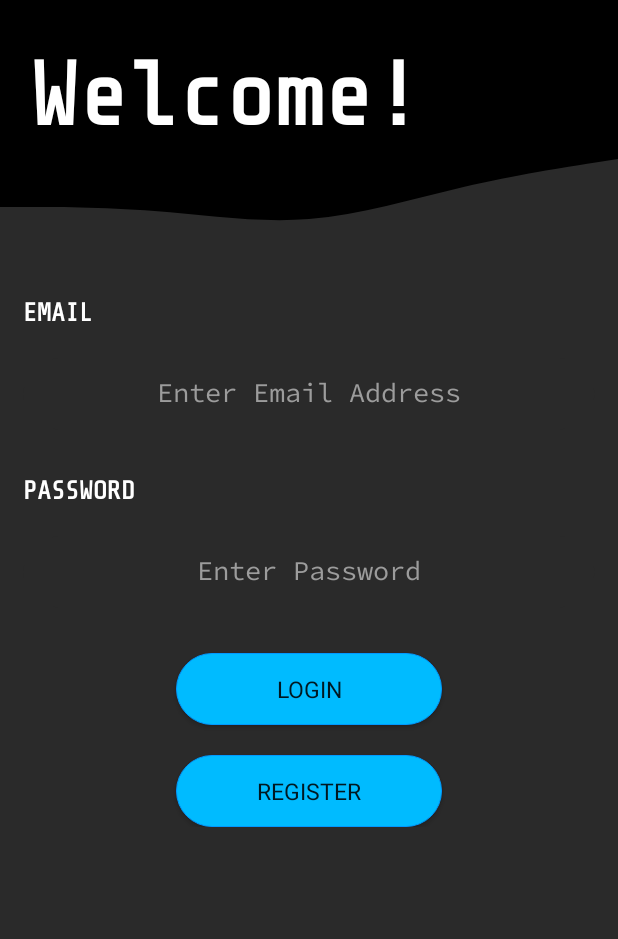
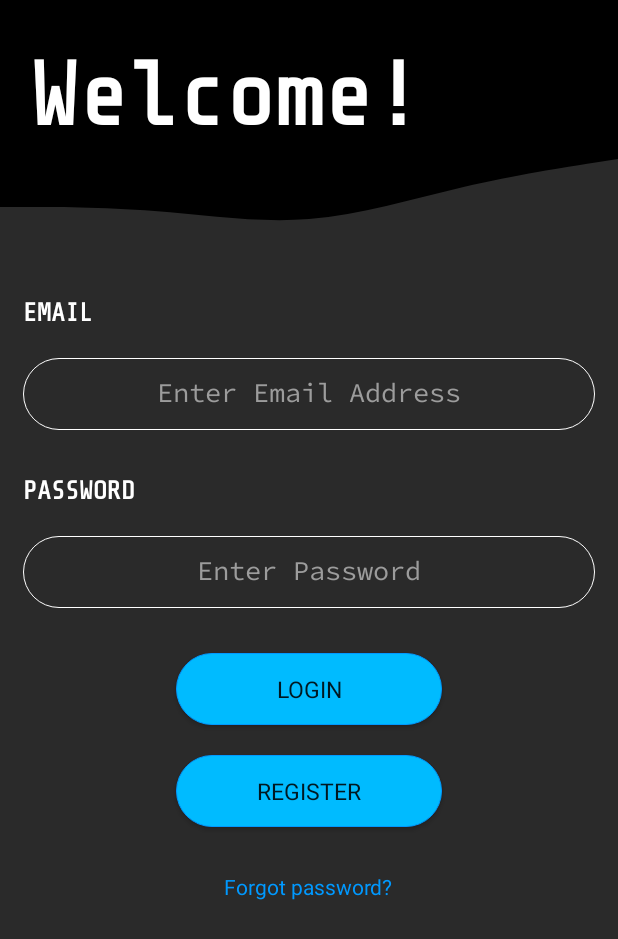
Before and after one commit to vedantsawant/CSI_App, an Android app: the screen it shows after launch (SignIn), on a phone screen of 412 x 824 dp. Shown: the top 939 px of the screen. Run offline under Robolectric (Android 15) with nearby library versions, the phone set to English and light mode, and no system bars; our stand-ins replace Firebase (no records; nobody signed in at launch, a user with empty details on screens opened directly); libraries missing offline, so code that uses them is left out: com.wang.avi; plain views replace AVLoadingIndicatorView; Roboto replaces fonts that are not available here; 3 statements that could not run were skipped.

Commit message:
Changed Splash screen Changed logout button position from about_us to upcoming events tab fixed images in cardview Added email verification completed event reg improved UI added forgot password

```diff
--- a/app/src/main/java/com/example/csiapp1/DetailsDialog.java
+++ b/app/src/main/java/com/example/csiapp1/DetailsDialog.java
@@ -16,8 +16,8 @@ import com.google.firebase.database.ValueEventListener;
 
 import java.util.ArrayList;
 
-import androidx.annotation.NonNull;
-import androidx.appcompat.app.AppCompatDialogFragment;
+    import androidx.annotation.NonNull;
+    import androidx.appcompat.app.AppCompatDialogFragment;
 
 
 public class DetailsDialog extends AppCompatDialogFragment {
--- a/app/src/main/java/com/example/csiapp1/SignIn.java
+++ b/app/src/main/java/com/example/csiapp1/SignIn.java
@@ -35,7 +35,7 @@ public class SignIn extends AppCompatActivity {
     AVLoadingIndicatorView avi;
     Button registerButton;
     private String admins[] = {"swapnilgore029@gmail.com", "test", "vedant.sawant.2604@gmail.com"};
-    private TextView verifyLink;
+    private TextView verifyLink, forgotPassword;
     private FirebaseUser user;
 
     @Override
@@ -49,10 +49,19 @@ public class SignIn extends AppCompatActivity {
         tv1 = findViewById(R.id.tv1);
         tv2 = findViewById(R.id.tv2);
         verifyLink = findViewById(R.id.verify);
+        forgotPassword = findViewById(R.id.forgot_password);
 
         mAuth = FirebaseAuth.getInstance();
        // progressBar = findViewById(R.id.progressbar);
         avi = findViewById(R.id.progressbar);
+
+        forgotPassword.setOnClickListener(new View.OnClickListener() {
+            @Override
+            public void onClick(View v) {
+                passwordResetDialog passwordResetDialog = new passwordResetDialog(mAuth);
+                passwordResetDialog.show(getSupportFragmentManager(), "forgot password");
+            }
+        });
 
         loginButton.setOnClickListener(new View.OnClickListener() {
             @Override
--- a/app/src/main/res/drawable-v24/rounded_edittext.xml
+++ b/app/src/main/res/drawable-v24/rounded_edittext.xml
@@ -12,7 +12,7 @@
         />
     <stroke
         android:width="0.7dp"
-        android:color="@color/grey" />
+        android:color="@color/white" />
     <corners
         android:radius="26dp" />
 </shape>
--- a/app/src/main/res/layout/activity_sign_in.xml
+++ b/app/src/main/res/layout/activity_sign_in.xml
@@ -143,6 +143,16 @@
         android:textSize="14sp"
         android:visibility="gone"
         android:textStyle="bold" />
+    <TextView
+        android:id="@+id/forgot_password"
+        android:layout_marginTop="30dp"
+        android:layout_width="wrap_content"
+        android:layout_height="wrap_content"
+        android:text="Forgot password?"
+        android:textColor="@color/colorPrimaryDark"
+        android:layout_gravity="center_horizontal"
+
+        />
 
     <com.wang.avi.AVLoadingIndicatorView
         android:layout_gravity="center_horizontal"
```
Also changed, not shown: app/src/main/java/com/example/csiapp1/passwordResetDialog.java (added, +81 -0 lines).
